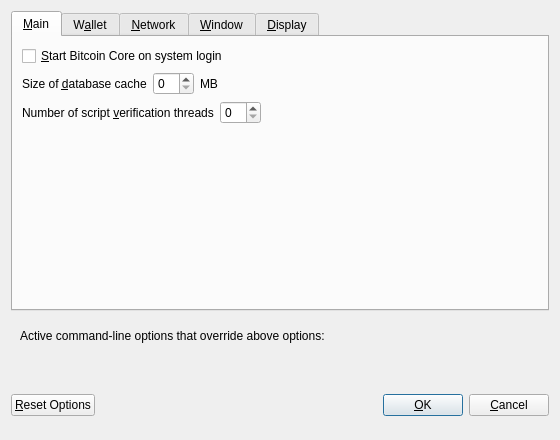
rkarpuzov/Aurumcoin-0.12, file src/qt/forms/optionsdialog.ui: the form before one commit.
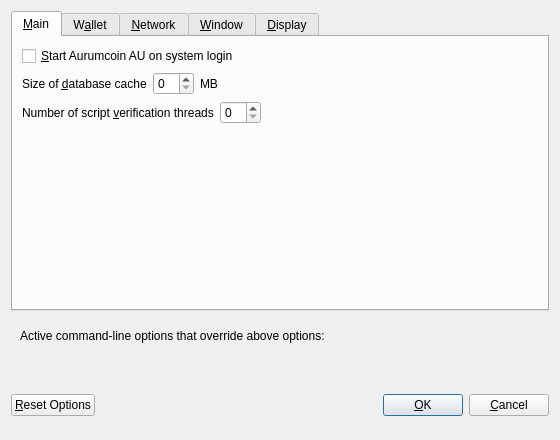
The form after the commit. Custom widgets are drawn as their Qt base class.

Commit message: Aurumcoin related changes

The edit to the form file:
```diff
--- a/src/qt/forms/optionsdialog.ui
+++ b/src/qt/forms/optionsdialog.ui
@@ -33,7 +33,7 @@
           <string>Automatically start Bitcoin Core after logging in to the system.</string>
          </property>
          <property name="text">
-          <string>&amp;Start Bitcoin Core on system login</string>
+          <string>&amp;Start Aurumcoin AU on system login</string>
          </property>
         </widget>
        </item>
```
Left out of the diff: 4 changed lines with no effect on the pictures. The commit also changes 108 other files.
